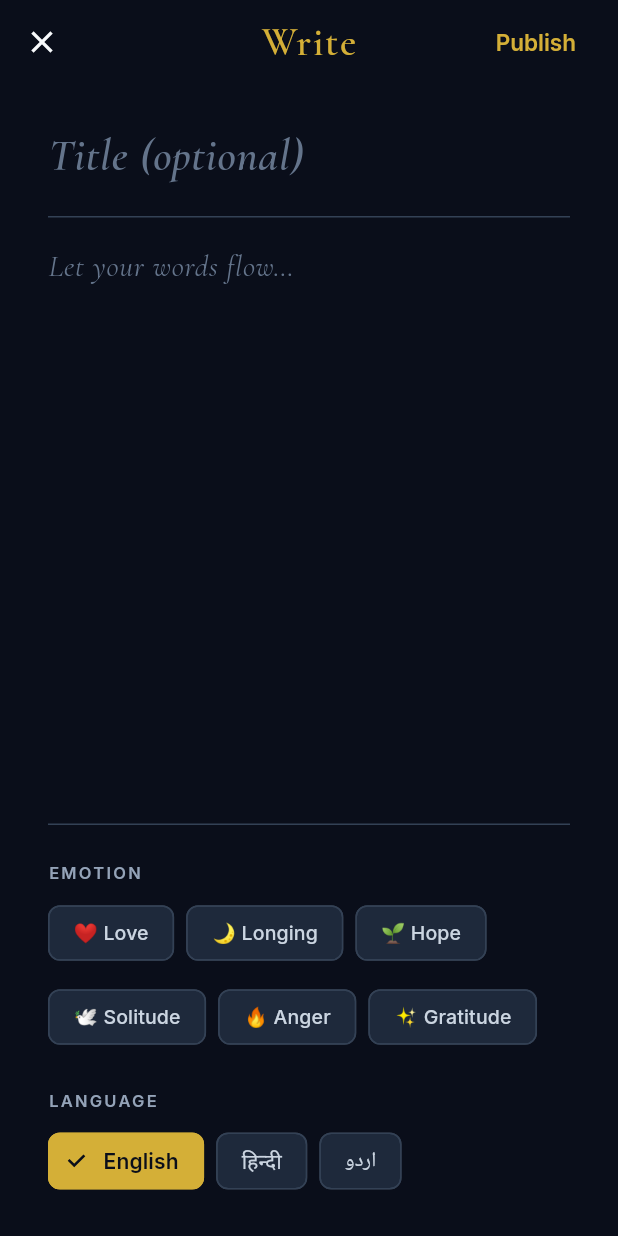
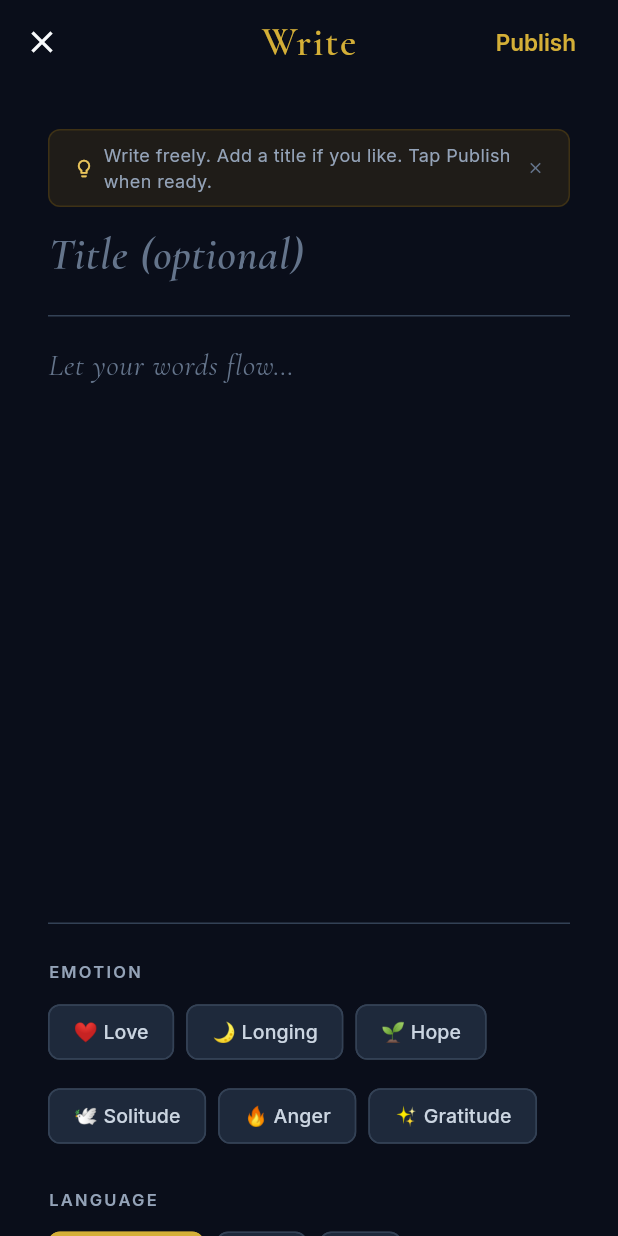
Before and after one commit to raghavendrashivam474/syaahi, a Flutter app: the WriterScreen screen opened by its route, on a phone screen of 412 x 824 dp. Run offline on Flutter 3.47's test engine with Material 3 defaults, Android fonts, the phone set to English and light mode, and no system bars; our stand-ins replace dio, flutter_riverpod, flutter_secure_storage, go_router, google_fonts, shared_preferences; accounts and stored records are empty.

Commit message:
feat(ux-07): contextual tips and optional walkthrough
- ContextualTip: dismissible one-shot bubble for heart, resonance, write
- OnboardingWalkthrough: 5-step optional dialog via help button
- No auto-triggers, no compulsory tutorials

````diff
--- /dev/null
+++ b/syaahi-app/lib/features/onboarding/presentation/contextual_tip.dart
@@ -0,0 +1,117 @@
+import 'package:flutter/material.dart';
+import 'package:flutter_riverpod/flutter_riverpod.dart';
+import 'package:google_fonts/google_fonts.dart';
+import '../../../core/constants/colors.dart';
+import '../../../core/constants/sizes.dart';
+import '../state/onboarding_providers.dart';
+
+/// A small, dismissible explanation that appears the first time
+/// a user encounters a specific interaction.
+///
+/// Non-blocking: the user can continue their primary action
+/// while the tip is visible.
+///
+/// Usage:
+/// ```dart
+/// ContextualTip(
+///   feature: 'heart',
+///   message: 'Tap the heart to appreciate a poem.',
+///   child: HeartButton(...),
+/// )
+/// ```
+class ContextualTip extends ConsumerWidget {
+  final String feature;
+  final String message;
+  final Widget child;
+  final bool enabled;
+
+  const ContextualTip({
+    super.key,
+    required this.feature,
+    required this.message,
+    required this.child,
+    this.enabled = true,
+  });
+
+  @override
+  Widget build(BuildContext context, WidgetRef ref) {
+    if (!enabled) return child;
+
+    final seenAsync = ref.watch(contextualSeenProvider(feature));
+
+    return seenAsync.when(
+      loading: () => child,
+      error: (_, __) => child,
+      data: (seen) {
+        if (seen) return child;
+
+        return Column(
+          mainAxisSize: MainAxisSize.min,
+          crossAxisAlignment: CrossAxisAlignment.center,
+          children: [
+            child,
+            const SizedBox(height: 6),
+            _TipBubble(
+              message: message,
+              onDismiss: () => markContextualSeen(ref, feature),
+            ),
+          ],
+        );
+      },
+    );
+  }
+}
+
+class _TipBubble extends StatelessWidget {
+  final String message;
+  final VoidCallback onDismiss;
+
+  const _TipBubble({required this.message, required this.onDismiss});
+
+  @override
+  Widget build(BuildContext context) {
+    return GestureDetector(
+      onTap: onDismiss,
+      child: Container(
+        padding: const EdgeInsets.symmetric(
+          horizontal: SyaahiSizes.md,
+          vertical: SyaahiSizes.sm,
+        ),
+        decoration: BoxDecoration(
+          color: SyaahiColors.goldDark.withValues(alpha: 0.12),
+          borderRadius: BorderRadius.circular(8),
+          border: Border.all(
+            color: SyaahiColors.goldDark.withValues(alpha: 0.2),
+          ),
+        ),
+        child: Row(
+          mainAxisSize: MainAxisSize.min,
+          children: [
+            Icon(
+              Icons.lightbulb_outline_rounded,
+              size: 14,
+              color: SyaahiColors.goldLight,
+            ),
+            const SizedBox(width: 6),
+            Flexible(
+              child: Text(
+                message,
+                style: GoogleFonts.inter(
+                  fontSize: 12,
+                  color: SyaahiColors.textMuted,
+                  height: 1.4,
+                ),
+              ),
+            ),
+            const SizedBox(width: 4),
+            Icon(
+              Icons.close,
+              size: 12,
+              color: SyaahiColors.textFaded,
+            ),
+          ],
+        ),
+      ),
+    );
+  }
+}
--- a/syaahi-app/lib/features/poems/presentation/writer_screen.dart
+++ b/syaahi-app/lib/features/poems/presentation/writer_screen.dart
@@ -6,6 +6,7 @@ import '../../../core/constants/colors.dart';
 import '../../../core/constants/sizes.dart';
 import '../../../shared/models/poem.dart';
 import '../state/poems_providers.dart';
+import '../../onboarding/presentation/contextual_tip.dart';
 
 class WriterScreen extends ConsumerStatefulWidget {
   const WriterScreen({super.key});
@@ -185,6 +186,14 @@ class _WriterScreenState extends ConsumerState<WriterScreen> {
             child: Column(
               crossAxisAlignment: CrossAxisAlignment.start,
               children: [
+                // UX-07: First-time writing guidance
+                ContextualTip(
+                  feature: 'write',
+                  message: 'Write freely. Add a title if you like. Tap Publish when ready.',
+                  child: const SizedBox.shrink(),
+                ),
+                const SizedBox(height: SyaahiSizes.sm),
+
                 // Title (optional, looks like a manuscript)
                 TextField(
                   controller: _titleCtrl,
````
Also changed, not shown: syaahi-app/lib/features/onboarding/presentation/onboarding_walkthrough.dart (added, +189 -0 lines).
